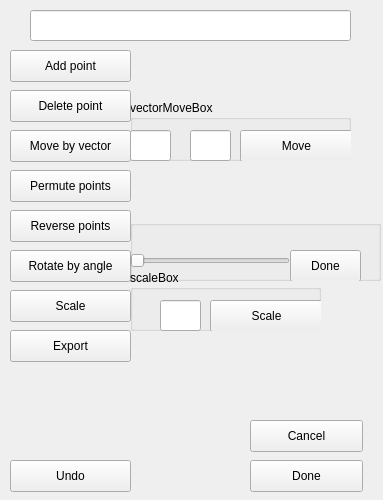
The window that curver/ui/curve_edit.ui (wiatrak2/curver) describes before a commit, drawn with Qt 5.
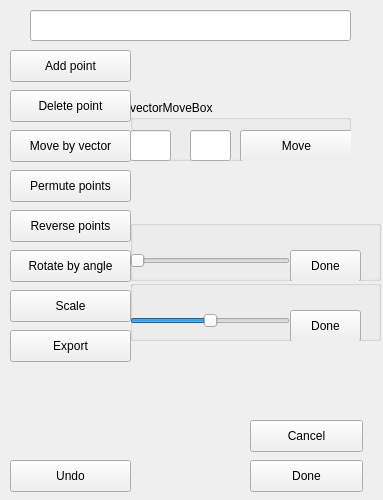
The same window after the commit.

Commit message: Scale curve done

Diff of the .ui file:
```diff
--- a/curver/ui/curve_edit.ui
+++ b/curver/ui/curve_edit.ui
@@ -247,45 +247,6 @@
     <string>Undo</string>
    </property>
   </widget>
-  <widget class="QGroupBox" name="scaleCurveBox">
-   <property name="geometry">
-    <rect>
-     <x>130</x>
-     <y>270</y>
-     <width>191</width>
-     <height>61</height>
-    </rect>
-   </property>
-   <property name="title">
-    <string>scaleBox</string>
-   </property>
-   <widget class="QLineEdit" name="scaleValue">
-    <property name="geometry">
-     <rect>
-      <x>30</x>
-      <y>30</y>
-      <width>41</width>
-      <height>31</height>
-     </rect>
-    </property>
-    <property name="inputMethodHints">
-     <set>Qt::ImhNone</set>
-    </property>
-   </widget>
-   <widget class="QPushButton" name="scaleButton">
-    <property name="geometry">
-     <rect>
-      <x>80</x>
-      <y>30</y>
-      <width>113</width>
-      <height>32</height>
-     </rect>
-    </property>
-    <property name="text">
-     <string>Scale</string>
-    </property>
-   </widget>
-  </widget>
   <widget class="QPushButton" name="reverseCurveButton">
    <property name="geometry">
     <rect>
@@ -299,6 +260,48 @@
     <string>Reverse points</string>
    </property>
   </widget>
+  <widget class="QGroupBox" name="scaleCurveBox">
+   <property name="geometry">
+    <rect>
+     <x>130</x>
+     <y>280</y>
+     <width>251</width>
+     <height>61</height>
+    </rect>
+   </property>
+   <property name="title">
+    <string/>
+   </property>
+   <widget class="QPushButton" name="scaleDoneButton">
+    <property name="geometry">
+     <rect>
+      <x>160</x>
+      <y>30</y>
+      <width>71</width>
+      <height>32</height>
+     </rect>
+    </property>
+    <property name="text">
+     <string>Done</string>
+    </property>
+   </widget>
+   <widget class="QSlider" name="scaleSlider">
+    <property name="geometry">
+     <rect>
+      <x>0</x>
+      <y>30</y>
+      <width>160</width>
+      <height>22</height>
+     </rect>
+    </property>
+    <property name="sliderPosition">
+     <number>50</number>
+    </property>
+    <property name="orientation">
+     <enum>Qt::Horizontal</enum>
+    </property>
+   </widget>
+  </widget>
  </widget>
  <resources/>
  <connections/>
```
The commit also changes 3 other files.
